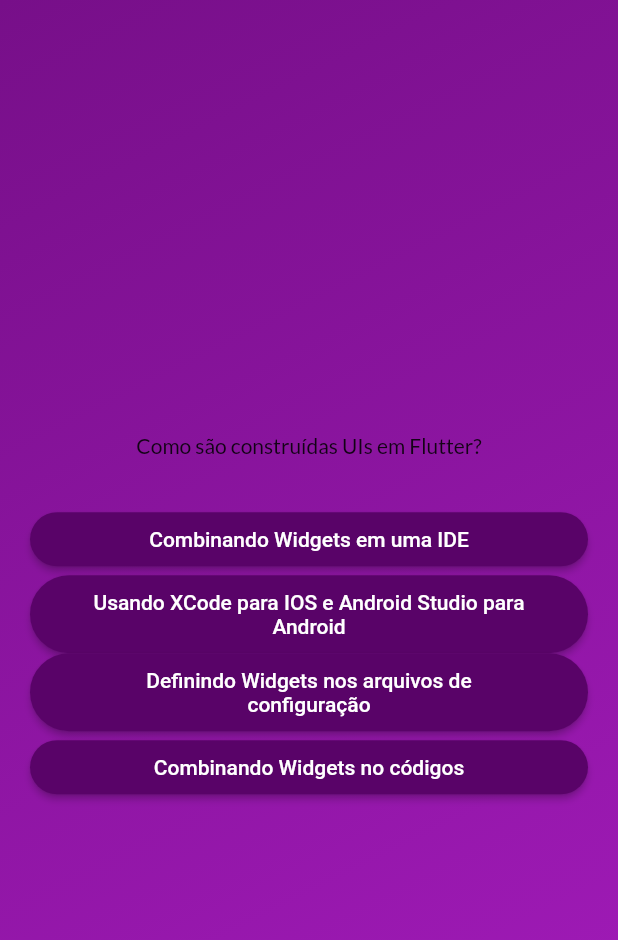
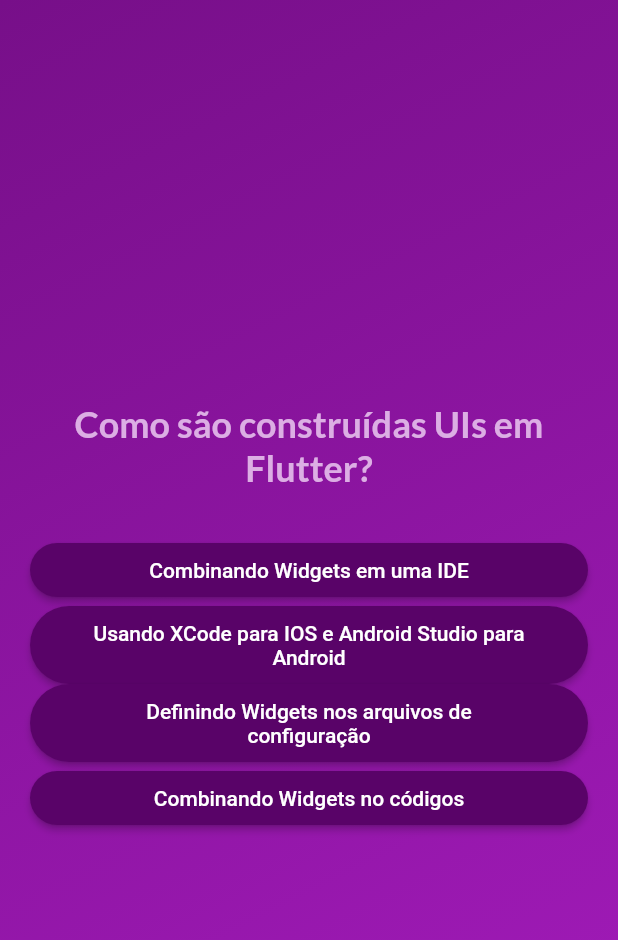
Before and after one commit to cwtshh/flutter_projects, a Flutter app: the screen it shows after launch, after a tap on "Começar Quiz", after a tap on "Componentes", on a phone screen of 412 x 824 dp. Shown: the top 940 px of the screen. Run offline on Flutter 3.47's test engine with Material 2 defaults, Android fonts, the phone set to English and light mode, and no system bars; our stand-ins replace google_fonts.

Commit message:
finishing quzi app

```diff
--- a/adv_basics/lib/answer_button.dart
+++ b/adv_basics/lib/answer_button.dart
@@ -1,4 +1,5 @@
 import 'package:flutter/material.dart';
+import 'package:google_fonts/google_fonts.dart';
 
 class AnswerButton extends StatelessWidget {
   const AnswerButton(this.answerText, this.onTap, {super.key});
--- a/adv_basics/lib/question.dart
+++ b/adv_basics/lib/question.dart
@@ -4,7 +4,9 @@ import 'package:adv_basics/data/questions.dart';
 import 'package:google_fonts/google_fonts.dart';
 
 class QuestionsScreen extends StatefulWidget {
-  const QuestionsScreen({super.key});
+  const QuestionsScreen(this.onSelectAnswer, {super.key});
+
+  final void Function(String) onSelectAnswer;
 
   @override
   State<QuestionsScreen> createState() {
@@ -15,7 +17,8 @@ class QuestionsScreen extends StatefulWidget {
 class _QuestionsScreenState extends State<QuestionsScreen> {
   var currentQuestionIndex = 0;
 
-  void answerQuestion() {
+  void answerQuestion(String selectedAnswer) {
+    widget.onSelectAnswer(selectedAnswer);
     setState(() {
       currentQuestionIndex++;
     });
@@ -35,14 +38,23 @@ class _QuestionsScreenState extends State<QuestionsScreen> {
           children: [
             Text(
               currentQuestion.text,
-              style: GoogleFonts.lato(),
+              style: GoogleFonts.lato(
+                color: const Color.fromARGB(255, 220, 174, 228),
+                fontSize: 24,
+                fontWeight: FontWeight.bold,
+              ),
               textAlign: TextAlign.center,
             ),
             const SizedBox(
               height: 30,
             ),
             ...currentQuestion.shuffleAnswers().map((answer) {
-              return AnswerButton(answer, answerQuestion);
+              return AnswerButton(
+                answer,
+                () {
+                  answerQuestion(answer);
+                },
+              );
             }),
           ],
         ),
--- a/adv_basics/lib/quiz.dart
+++ b/adv_basics/lib/quiz.dart
@@ -1,6 +1,8 @@
+import 'package:adv_basics/data/questions.dart';
 import 'package:adv_basics/question.dart';
 import 'package:adv_basics/start_screen.dart';
 import 'package:flutter/material.dart';
+import 'package:adv_basics/results_screen.dart';
 
 class QuizApp extends StatefulWidget {
   const QuizApp({super.key});
@@ -13,15 +15,46 @@ class QuizApp extends StatefulWidget {
 
 class _QuizAppState extends State<QuizApp> {
   var activeScreen = 'start-screen';
+  List<String> selectedAnswers = [];
 
   void switchScreen() {
     setState(() {
-      activeScreen = 'questions';
+      activeScreen = 'questions-screen';
+    });
+  }
+
+  void chooseAnswer(String answser) {
+    selectedAnswers.add(answser);
+
+    if (selectedAnswers.length == questions.length) {
+      setState(() {
+        activeScreen = 'results-screen';
+      });
+    }
+  }
+
+  void restartQuiz() {
+    setState(() {
+      selectedAnswers = [];
+      activeScreen = 'start-screen';
     });
   }
 
   @override
   Widget build(context) {
+    Widget screenWidget = StartScreen(switchScreen);
+
+    if (activeScreen == "questions-screen") {
+      screenWidget = QuestionsScreen(chooseAnswer);
+    }
+
+    if (activeScreen == "results-screen") {
+      screenWidget = ResultScreen(
+        choosenAnswers: selectedAnswers,
+        onRestart: restartQuiz,
+      );
+    }
+
     return MaterialApp(
       home: Scaffold(
         body: Container(
@@ -35,9 +68,7 @@ class _QuizAppState extends State<QuizApp> {
               end: Alignment.bottomRight,
             ),
           ),
-          child: activeScreen == 'start-screen'
-              ? StartScreen(switchScreen)
-              : const QuestionsScreen(),
+          child: screenWidget,
         ),
       ),
     );
--- a/adv_basics/lib/start_screen.dart
+++ b/adv_basics/lib/start_screen.dart
@@ -1,4 +1,5 @@
 import 'package:flutter/material.dart';
+import 'package:google_fonts/google_fonts.dart';
 
 class StartScreen extends StatelessWidget {
   const StartScreen(this.startQuiz, {super.key});
@@ -19,11 +20,12 @@ class StartScreen extends StatelessWidget {
           const SizedBox(
             height: 80,
           ),
-          const Text(
+          Text(
             'Aprenda Flutter de uma maneira divertida!',
-            style: TextStyle(
+            style: GoogleFonts.lato(
               color: Colors.white,
               fontSize: 20,
+              fontWeight: FontWeight.bold,
             ),
           ),
           const SizedBox(
```
Also changed, not shown: adv_basics/lib/questions_summary/question_identifier.dart (added, +34 -0 lines), adv_basics/lib/questions_summary/questions_summary.dart (added, +24 -0 lines), adv_basics/lib/questions_summary/summary_item.dart (added, +64 -0 lines), adv_basics/lib/results_screen.dart (added, +75 -0 lines).
